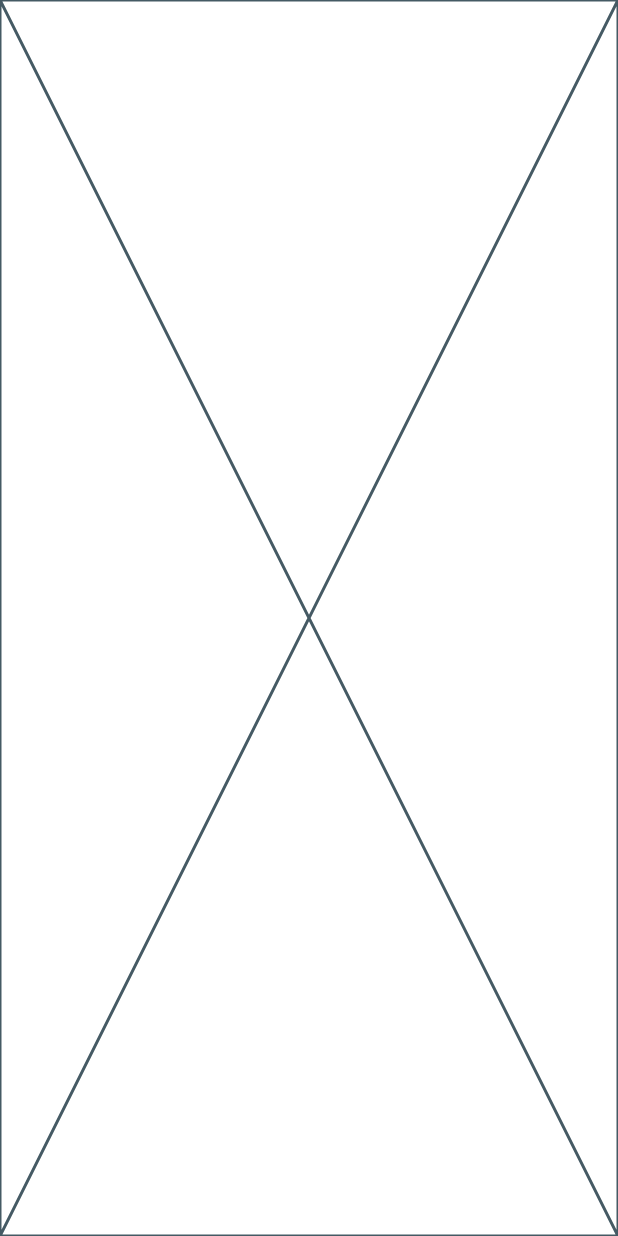
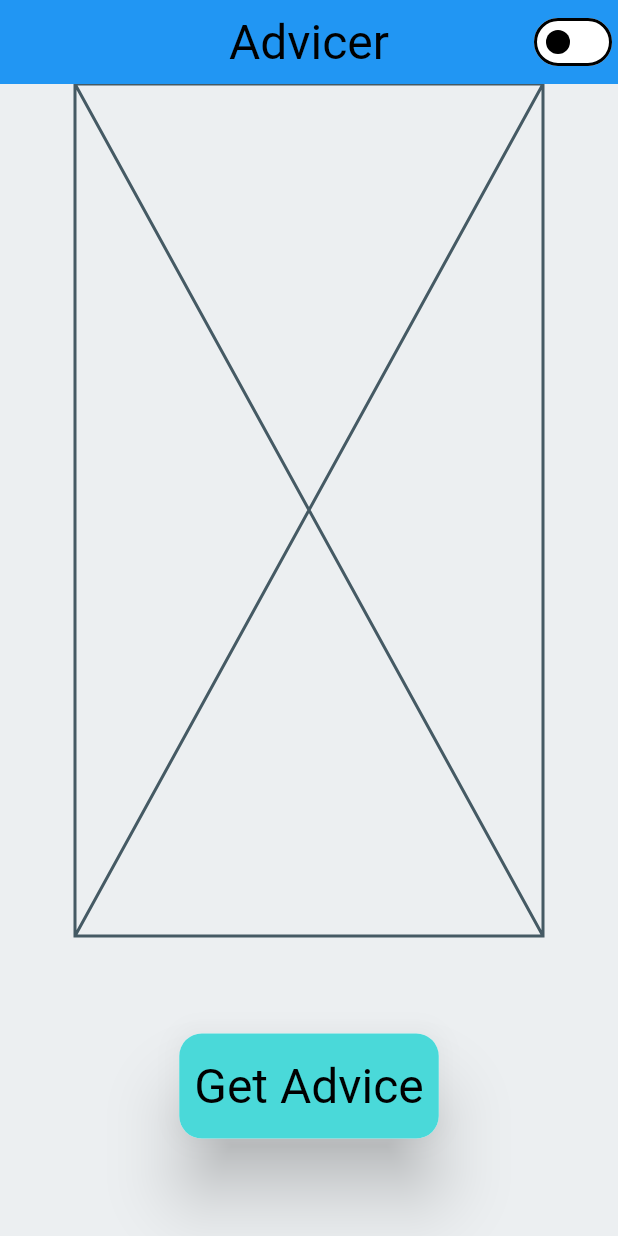
Before and after one commit to Veng-Eang/advicer_app, a Flutter app: the screen it shows after launch, on a phone screen of 412 x 824 dp. Run offline on Flutter 3.47's test engine with Material 3 defaults, Android fonts, the phone set to English and light mode, and no system bars.

Commit message:
advice page with switch button

```diff
--- /dev/null
+++ b/lib/app/pages/advice/advice_page.dart
@@ -0,0 +1,47 @@
+import 'package:advicer/app/core/services/theme_service.dart';
+import 'package:advicer/app/pages/advice/widgets/custom_button.dart';
+import 'package:flutter/material.dart';
+import 'package:provider/provider.dart';
+
+class AdvicerPage extends StatelessWidget {
+  const AdvicerPage({super.key});
+
+  @override
+  Widget build(BuildContext context) {
+    final themeData = Theme.of(context);
+    return Scaffold(
+      appBar: AppBar(
+        title: Text(
+          'Advicer',
+          style: themeData.textTheme.headlineLarge,
+        ),
+        centerTitle: true,
+        actions: [
+          Switch(
+              value: Provider.of<ThemeService>(context).isDarkModeOn,
+              onChanged: (_) {
+                Provider.of<ThemeService>(context, listen: false).toggleTheme();
+              })
+        ],
+      ),
+      body: Padding(
+        padding: const EdgeInsets.symmetric(horizontal: 50),
+        child: Column(
+          children: [
+            Expanded(
+              child: Center(
+                child: const Placeholder(),
+              ),
+            ),
+            const SizedBox(
+              height: 200,
+              child: Center(
+                child: CustomButton(),
+              ),
+            )
+          ],
+        ),
+      ),
+    );
+  }
+}
--- /dev/null
+++ b/lib/app/pages/advice/widgets/custom_button.dart
@@ -0,0 +1,32 @@
+import 'package:flutter/material.dart';
+
+class CustomButton extends StatelessWidget {
+  const CustomButton({super.key});
+
+  @override
+  Widget build(BuildContext context) {
+    final themeData = Theme.of(context);
+    return InkResponse(
+      onTap: () {
+        print("Hello world");
+      },
+      child: Material(
+        elevation: 20,
+        borderRadius: BorderRadius.circular(15),
+        child: Container(
+          decoration: BoxDecoration(
+            borderRadius: BorderRadius.circular(15),
+            color: themeData.colorScheme.secondary,
+          ),
+          child: Padding(
+            padding: const EdgeInsets.symmetric(horizontal: 10, vertical: 15),
+            child: Text(
+              'Get Advice',
+              style: themeData.textTheme.headlineLarge,
+            ),
+          ),
+        ),
+      ),
+    );
+  }
+}
--- a/lib/main.dart
+++ b/lib/main.dart
@@ -1,6 +1,5 @@
-import 'dart:js';
-
 import 'package:advicer/app/core/services/theme_service.dart';
+import 'package:advicer/app/pages/advice/advice_page.dart';
 import 'package:advicer/theme.dart';
 import 'package:flutter/material.dart';
 import 'package:provider/provider.dart';
@@ -8,18 +7,21 @@ import 'package:provider/provider.dart';
 void main() {
   runApp(ChangeNotifierProvider(
     create: (context) => ThemeService(),
-    child: MyApp(),
+    child: const MyApp(),
   ));
 }
 
 class MyApp extends StatelessWidget {
+  const MyApp({super.key});
+
   @override
   Widget build(BuildContext context) {
     return Consumer<ThemeService>(builder: (context, themeService, child) {
       return MaterialApp(
         themeMode: themeService.isDarkModeOn ? ThemeMode.dark : ThemeMode.light,
-        theme: AppTheme.darkTheme,
-        home: const Placeholder(),
+        theme: AppTheme.lightTheme,
+        darkTheme: AppTheme.darkTheme,
+        home: const AdvicerPage(),
       );
     });
   }
```
